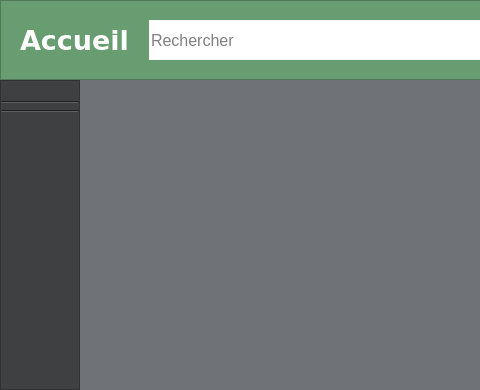
First picture: the form in mainwindow.ui, repository TheoFRASSI/GaleriePhotoIHM, before the edit; both pictures show x 0 to 480 and y 0 to 390 of the 1000 by 390 pixel window.
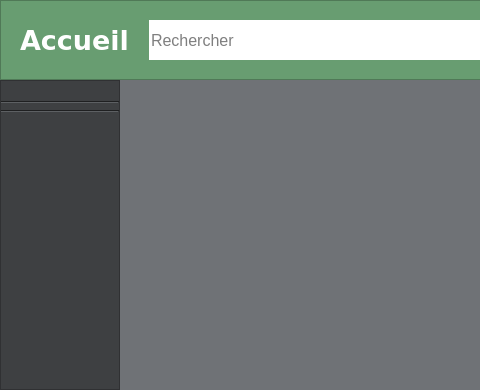
Second picture: the form after the edit. Icons and pictures are not drawn.

Commit message: correction d'un bug de bouton

Diff of the .ui file:
```diff
--- a/mainwindow.ui
+++ b/mainwindow.ui
@@ -1599,13 +1599,13 @@
            <widget class="QFrame" name="frameMainMenu">
             <property name="minimumSize">
              <size>
-              <width>80</width>
+              <width>120</width>
               <height>300</height>
              </size>
             </property>
             <property name="maximumSize">
              <size>
-              <width>80</width>
+              <width>120</width>
               <height>16777215</height>
              </size>
             </property>
```
The commit also changes 5 other files.
